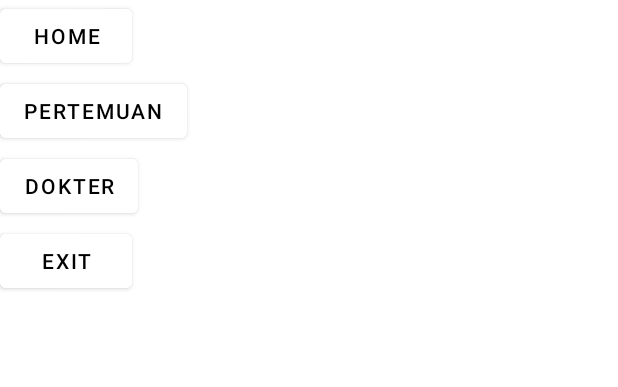
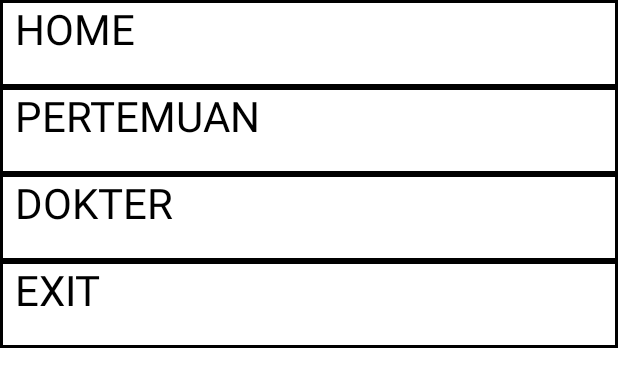
Before and after one commit to jer3x/TugasBesar1P3B, an Android app: the layout left_fragment.xml on its own in the app's theme, with its tools: preview values and no code run, on a phone screen of 412 x 824 dp. Shown: the top 387 px of the screen. Run offline under Robolectric (Android 15) with nearby library versions, the phone set to English and light mode, and no system bars.

Commit message:
coba commit5

```diff
--- /dev/null
+++ b/app/src/main/res/drawable/border.xml
@@ -0,0 +1,8 @@
+<?xml version="1.0" encoding="utf-8"?>
+<shape xmlns:android="http://schemas.android.com/apk/res/android" android:shape="rectangle" >
+    <!-- use this for transparent -->
+    <!-- <solid android:color="#00000000" /> -->
+    <!-- use this for a background colour -->
+    <solid android:color="#FFF" />
+    <stroke android:width="2dp" android:color="@color/black" />
+</shape>
--- a/app/src/main/res/layout/left_fragment.xml
+++ b/app/src/main/res/layout/left_fragment.xml
@@ -1,65 +1,75 @@
 <?xml version="1.0" encoding="utf-8"?>
-<FrameLayout xmlns:android="http://schemas.android.com/apk/res/android"
-    xmlns:tools="http://schemas.android.com/tools"
+<LinearLayout
+    xmlns:android="http://schemas.android.com/apk/res/android"
+    xmlns:app="http://schemas.android.com/apk/res-auto"
     android:layout_width="match_parent"
     android:layout_height="match_parent"
-    android:background="@android:color/white">
+    android:background="@android:color/white"
 
-    <Button
-        android:layout_width="wrap_content"
+    android:orientation="vertical">
+
+    <!--Home-->
+    <LinearLayout
+        android:layout_width="match_parent"
         android:layout_height="wrap_content"
-        android:id="@+id/fl_home"
-        android:text="home"
-        android:backgroundTint="@color/white"
-        android:textColor="@color/black"
+        android:background="@drawable/border">
+        <TextView
+            android:id="@+id/home"
+            android:layout_width="match_parent"
+            android:layout_height="wrap_content"
+            android:text="HOME"
+            android:textColor="@color/black"
+            android:textSize="28sp"
+            android:paddingLeft="10dp"
+            android:paddingBottom="20dp"/>
+    </LinearLayout>
 
+    <!--Pertemuan-->
+    <LinearLayout
+        android:layout_width="match_parent"
+        android:layout_height="wrap_content"
+        android:background="@drawable/border">
+        <TextView
+            android:id="@+id/pertemuan"
+            android:layout_width="match_parent"
+            android:layout_height="wrap_content"
+            android:text="PERTEMUAN"
+            android:textColor="@color/black"
+            android:textSize="28sp"
+            android:paddingLeft="10dp"
+            android:paddingBottom="20dp"/>
+    </LinearLayout>
 
-        >
+    <!--Dokter-->
+    <LinearLayout
+        android:layout_width="match_parent"
+        android:layout_height="wrap_content"
+        android:background="@drawable/border">
+        <TextView
+            android:id="@+id/dokter"
+            android:layout_width="match_parent"
+            android:layout_height="wrap_content"
+            android:text="DOKTER"
+            android:textColor="@color/black"
+            android:textSize="28sp"
+            android:paddingLeft="10dp"
+            android:paddingBottom="20dp"/>
+    </LinearLayout>
 
-    </Button>
+    <!--Exit-->
+    <LinearLayout
+        android:layout_width="match_parent"
+        android:layout_height="wrap_content"
+        android:background="@drawable/border">
+        <TextView
+            android:id="@+id/exit"
+            android:layout_width="match_parent"
+            android:layout_height="wrap_content"
+            android:text="EXIT"
+            android:textColor="@color/black"
+            android:textSize="28sp"
+            android:paddingLeft="10dp"
+            android:paddingBottom="20dp"/>
+    </LinearLayout>
 
-    <Button
-        android:layout_width="wrap_content"
-        android:layout_height="wrap_content"
-        android:layout_marginTop="50dp"
-        android:id="@+id/fl_page2"
-        android:text="pertemuan"
-        android:backgroundTint="@color/white"
-        android:textColor="@color/black"
-
-
-        >
-
-    </Button>
-
-    <Button
-        android:layout_width="wrap_content"
-        android:layout_height="wrap_content"
-        android:layout_marginTop="100dp"
-        android:id="@+id/fl_dokter"
-        android:text="dokter"
-        android:backgroundTint="@color/white"
-        android:textColor="@color/black"
-
-
-        >
-
-    </Button>
-
-    <Button
-        android:layout_width="wrap_content"
-        android:layout_height="wrap_content"
-        android:layout_marginTop="150dp"
-        android:id="@+id/fl_exit"
-        android:text="exit"
-        android:backgroundTint="@color/white"
-        android:textColor="@color/black"
-
-
-        >
-
-    </Button>
-
-
-
-</FrameLayout>
+</LinearLayout>
```
